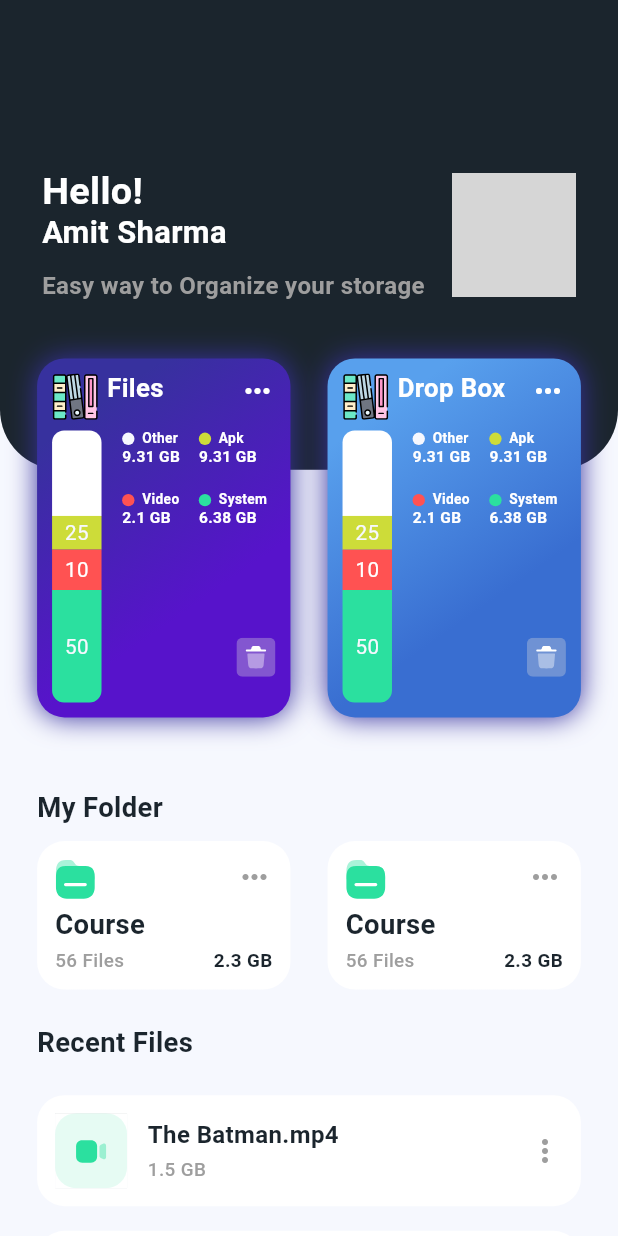
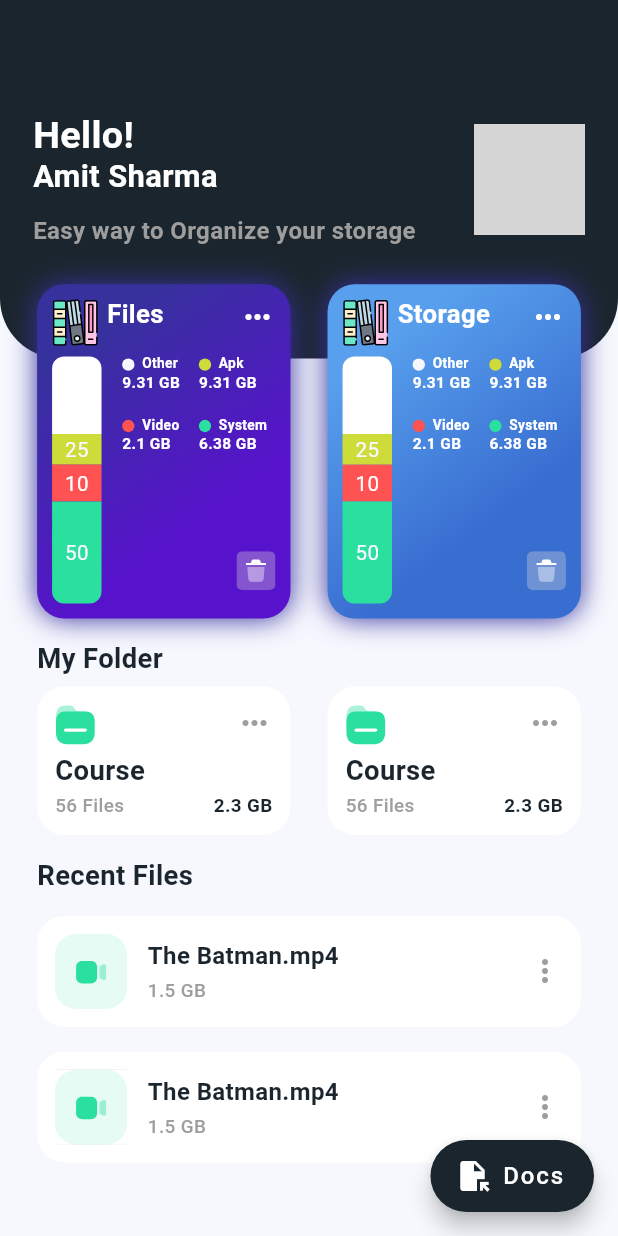
Before and after one commit to amitsharma-av/FileManager, a Flutter app: the screen it shows after launch, on a phone screen of 412 x 824 dp. Run offline on Flutter 3.47's test engine with Material 2 defaults, Android fonts, the phone set to English and light mode, and no system bars; our stand-ins replace flutter_screenutil, flutter_svg, get; grey boxes are pictures that could not be loaded.

Commit message:
modified ui

```diff
--- a/lib/dashboard/dashboard_page.dart
+++ b/lib/dashboard/dashboard_page.dart
@@ -1,3 +1,4 @@
+import 'package:filemanager/dashboard/home.dart';
 import 'package:filemanager/utils/constant.dart';
 import 'package:flutter/material.dart';
 import 'package:flutter_screenutil/flutter_screenutil.dart';
@@ -17,27 +18,27 @@ class _DashboardState extends State<Dashboard> {
   // double width = size.width;
   @override
   Widget build(BuildContext context) {
-    return SafeArea(
-      child: Scaffold(
+    return Scaffold(
       backgroundColor: backgroundColor,
-        /* floatingActionButton: FloatingActionButton.extended(
+      floatingActionButton: FloatingActionButton.extended(
         onPressed: () {},
         backgroundColor: kPrimaryColor,
         icon: const Icon(Icons.file_open),
         label: const Text('Docs'),
-        ), */
+      ),
       body: SingleChildScrollView(
         child: Column(
           children: [
             SizedBox(
-                height: .64.sh,
+              height: .52.sh,
               width: 1.sw,
               child: Stack(
                 children: [
                   Container(
                     width: Get.width,
-                      height: .38.sh,
-                      padding: const EdgeInsets.all(28.0),
+                    height: .29.sh,
+                    padding: const EdgeInsets.symmetric(
+                        horizontal: 22.0, vertical: 28.0),
                     decoration: BoxDecoration(
                       color: kPrimaryColor,
                       // shape: BoxShape.circle,
@@ -48,7 +49,6 @@ class _DashboardState extends State<Dashboard> {
                     ),
                     child: Row(
                       mainAxisAlignment: MainAxisAlignment.spaceBetween,
-                        crossAxisAlignment: CrossAxisAlignment.center,
                       children: [
                         Column(
                           mainAxisAlignment: MainAxisAlignment.center,
@@ -72,17 +72,21 @@ class _DashboardState extends State<Dashboard> {
                                 fontSize: 14.sp),
                           ],
                         ),
-                          Image.asset(
+                        InkWell(
+                          onTap: () {
+                            Get.to(() => const Home());
+                          },
+                          child: Image.asset(
                             'assets/icons/fileManager.png',
-                            width: .2.sw,
-                            height: .2.sw,
+                            width: .18.sw,
+                            height: .18.sw,
+                          ),
                         ),
                       ],
                     ),
                   ),
                   Positioned(
-                      top: .29.sh,
-                      // left: .1.sw,
+                    top: .23.sh,
                     child: Row(
                       mainAxisAlignment: MainAxisAlignment.spaceEvenly,
                       children: [
@@ -101,8 +105,7 @@ class _DashboardState extends State<Dashboard> {
                                 Row(
                                   mainAxisAlignment:
                                       MainAxisAlignment.spaceAround,
-                                    crossAxisAlignment:
-                                        CrossAxisAlignment.start,
+                                  crossAxisAlignment: CrossAxisAlignment.start,
                                   children: [
                                     SvgPicture.asset(
                                       'assets/svg/files.svg',
@@ -128,28 +131,27 @@ class _DashboardState extends State<Dashboard> {
                                   height: 6.h,
                                 ),
                                 Row(
-                                    crossAxisAlignment:
-                                        CrossAxisAlignment.start,
+                                  crossAxisAlignment: CrossAxisAlignment.start,
                                   mainAxisAlignment: MainAxisAlignment.end,
                                   children: [
                                     SizedBox(
                                       width: .08.sw,
-                                        height: .22.sh,
+                                      height: .20.sh,
                                       child: Column(
                                         children: [
                                           Expanded(
                                               flex: 38,
                                               child: Container(
-                                                  decoration:
-                                                      const BoxDecoration(
+                                                decoration: const BoxDecoration(
                                                   color: white,
                                                   borderRadius:
                                                       BorderRadius.only(
                                                           topLeft:
                                                               Radius.circular(
                                                                   8.0),
-                                                            topRight: Radius
-                                                                .circular(8.0)),
+                                                          topRight:
+                                                              Radius.circular(
+                                                                  8.0)),
                                                 ),
                                               )),
                                           Expanded(
@@ -157,8 +159,7 @@ class _DashboardState extends State<Dashboard> {
                                               child: Container(
                                                 color: lime,
                                                 child: Align(
-                                                      alignment:
-                                                          Alignment.center,
+                                                    alignment: Alignment.center,
                                                     child: Text('25',
                                                         style: TextStyle(
                                                             fontSize: 12.sp,
@@ -170,8 +171,7 @@ class _DashboardState extends State<Dashboard> {
                                               child: Container(
                                                 color: redAccent,
                                                 child: Align(
-                                                      alignment:
-                                                          Alignment.center,
+                                                    alignment: Alignment.center,
                                                     child: Text('10',
                                                         style: TextStyle(
                                                             fontSize: 12.sp,
@@ -180,20 +180,19 @@ class _DashboardState extends State<Dashboard> {
                                           Expanded(
                                               flex: 50,
                                               child: Container(
-                                                  decoration:
-                                                      const BoxDecoration(
+                                                decoration: const BoxDecoration(
                                                   color: greenAccent,
                                                   borderRadius:
                                                       BorderRadius.only(
                                                           bottomLeft:
                                                               Radius.circular(
                                                                   8.0),
-                                                            bottomRight: Radius
-                                                                .circular(8.0)),
+                                                          bottomRight:
+                                                              Radius.circular(
+                                                                  8.0)),
                                                 ),
                                                 child: Align(
-                                                      alignment:
-                                                          Alignment.center,
+                                                    alignment: Alignment.center,
                                                     child: Text('50',
                                                         style: TextStyle(
                                                             fontSize: 12.sp,
@@ -246,7 +245,7 @@ class _DashboardState extends State<Dashboard> {
                                             ],
                                           ),
                                           SizedBox(
-                                              height: .09.sh,
+                                            height: .08.sh,
                                           ),
                                           Align(
                                             alignment: Alignment.bottomRight,
@@ -277,8 +276,7 @@ class _DashboardState extends State<Dashboard> {
                                 Row(
                                   mainAxisAlignment:
                                       MainAxisAlignment.spaceAround,
-                                    crossAxisAlignment:
-                                        CrossAxisAlignment.start,
+                                  crossAxisAlignment: CrossAxisAlignment.start,
                                   children: [
                                     SvgPicture.asset(
                                       'assets/svg/files.svg',
@@ -289,7 +287,7 @@ class _DashboardState extends State<Dashboard> {
                                       width: 5.w,
                                     ),
                                     customText(
-                                          text: "Drop Box",
+                                        text: "Storage",
                                         color: white,
                                         fontWeight: fwBold,
                                         fontSize: 15.sp),
@@ -304,28 +302,27 @@ class _DashboardState extends State<Dashboard> {
                                   height: 6.h,
                                 ),
                                 Row(
-                                    crossAxisAlignment:
-                                        CrossAxisAlignment.start,
+                                  crossAxisAlignment: CrossAxisAlignment.start,
                                   mainAxisAlignment: MainAxisAlignment.end,
                                   children: [
                                     SizedBox(
                                       width: .08.sw,
-                                        height: .22.sh,
+                                      height: .20.sh,
                                       child: Column(
                                         children: [
                                           Expanded(
                                               flex: 38,
                                               child: Container(
-                                                  decoration:
-                                                      const BoxDecoration(
+                                                decoration: const BoxDecoration(
                                                   color: white,
                                                   borderRadius:
                                                       BorderRadius.only(
                                                           topLeft:
                                                               Radius.circular(
                                                                   8.0),
-                                                            topRight: Radius
-                                                                .circular(8.0)),
+                                                          topRight:
+                                                              Radius.circular(
+                                                                  8.0)),
                                                 ),
                                               )),
                                           Expanded(
@@ -333,8 +330,7 @@ class _DashboardState extends State<Dashboard> {
                                               child: Container(
                                                 color: lime,
                                                 child: Align(
-                                                      alignment:
-                                                          Alignment.center,
+                                                    alignment: Alignment.center,
                                                     child: Text('25',
                                                         style: TextStyle(
                                                             fontSize: 12.sp,
@@ -346,8 +342,7 @@ class _DashboardState extends State<Dashboard> {
                                               child: Container(
                                                 color: redAccent,
                                                 child: Align(
-                                                      alignment:
-                                                          Alignment.center,
+                                                    alignment: Alignment.center,
                                                     child: Text('10',
                                                         style: TextStyle(
                                                             fontSize: 12.sp,
@@ -356,20 +351,19 @@ class _DashboardState extends State<Dashboard> {
                                           Expanded(
                                               flex: 50,
                                               child: Container(
-                                                  decoration:
-                                                      const BoxDecoration(
+                                                decoration: const BoxDecoration(
                                                   color: greenAccent,
                                                   borderRadius:
                                                       BorderRadius.only(
                                                           bottomLeft:
                                                               Radius.circular(
                                                                   8.0),
-                                                            bottomRight: Radius
-                                                                .circular(8.0)),
+                                                          bottomRight:
+                                                              Radius.circular(
+                                                                  8.0)),
                                                 ),
                                                 child: Align(
-                                                      alignment:
-                                                          Alignment.center,
+                                                    alignment: Alignment.center,
                                                     child: Text('50',
                                                         style: TextStyle(
                                                             fontSize: 12.sp,
@@ -422,7 +416,7 @@ class _DashboardState extends State<Dashboard> {
                                             ],
                                           ),
                                           SizedBox(
-                                              height: .09.sh,
+                                            height: .08.sh,
                                           ),
                                           Align(
                                             alignment: Alignment.bottomRight,
@@ -456,7 +450,7 @@ class _DashboardState extends State<Dashboard> {
                       color: kPrimaryColor,
                       fontSize: 16.sp,
                       fontWeight: fwBold),
-                    SizedBox(height: .03.sw),
+                  SizedBox(height: .02.sw),
                   Row(
                     children: [
                       customContainer(
@@ -563,7 +557,7 @@ class _DashboardState extends State<Dashboard> {
                     ],
                   ),
                   SizedBox(
-                      height: .03.sh,
+                    height: .02.sh,
                   ),
                   customText(
                       text: 'Recent Files',
@@ -571,7 +565,7 @@ class _DashboardState extends State<Dashboard> {
                       fontSize: 16.sp,
                       fontWeight: fwBold),
                   SizedBox(
-                      height: .03.sh,
+                    height: .02.sh,
                   ),
                   customContainer(
                     padding: const EdgeInsets.all(12.0),
@@ -658,7 +652,6 @@ class _DashboardState extends State<Dashboard> {
           ],
         ),
       ),
-      ),
     );
   }
 }
--- a/lib/utils/constant.dart
+++ b/lib/utils/constant.dart
@@ -22,6 +22,9 @@ const Color linearColor2 = Color.fromARGB(255, 87, 19, 203);
 const Color linearColor1 = Color.fromARGB(255, 55, 49, 158);
 const Color linearColor3 = Color.fromARGB(255, 88, 160, 237);
 const Color linearColor4 = Color.fromARGB(255, 57, 110, 209);
+
+const iceLogo = 'assets/images/ice2.png';
+const icecream = 'assets/images/icecream.png';
 
 customContainer(
     {required Widget child,
```
Also changed, not shown: lib/dashboard/home.dart (added, +252 -0 lines), assets/images/britishIceCreamLogo.png (added), assets/images/ice1.png (added), assets/images/ice2.png (added), assets/images/icecream.png (added), assets/images/icecreamLogo.png (added), 2 other files. Lines whose indentation alone changed are shown as unchanged.
